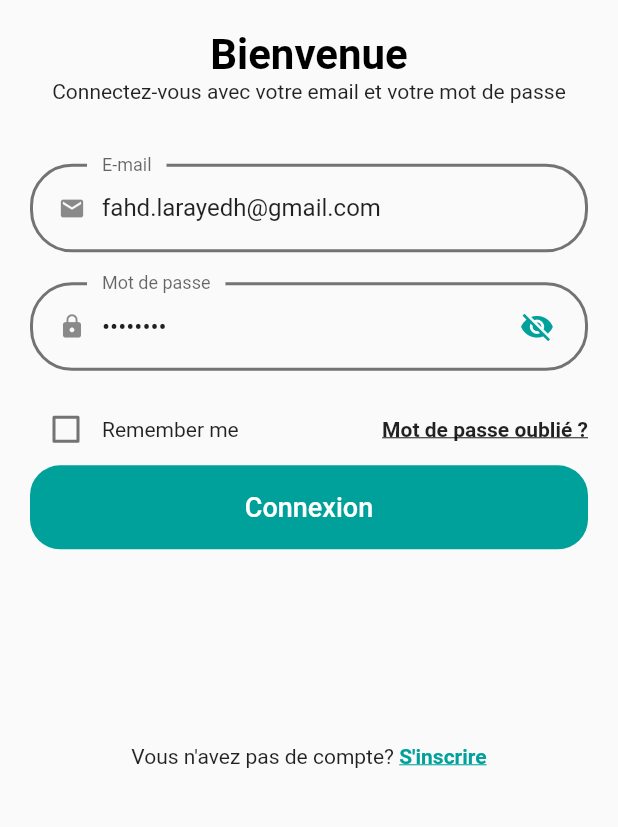
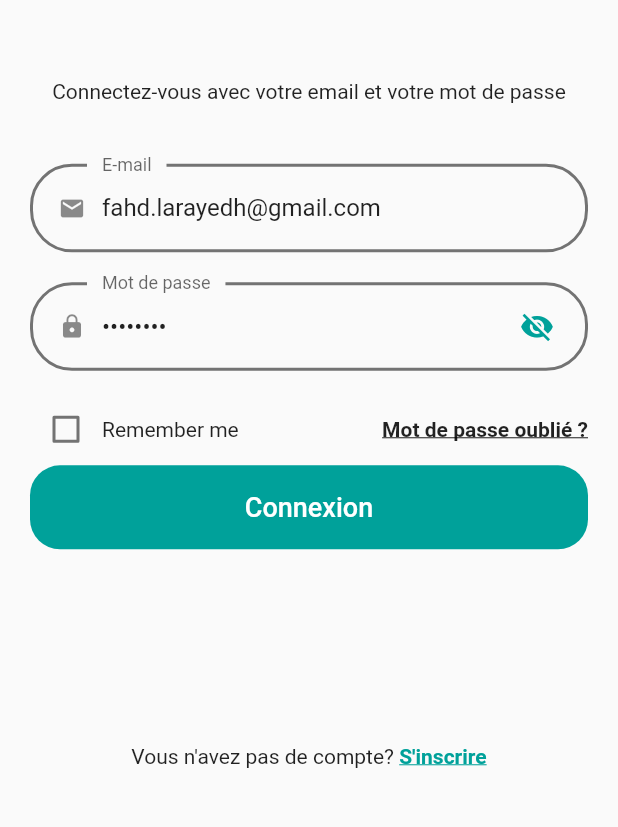
Before and after one commit to tahaJemmali/fitfoot, a Flutter app: the Home screen opened directly, in the side drawer, after a tap on "Se déconnecter", on a phone screen of 412 x 824 dp, the part 272-1099 px from its top. Run offline on Flutter 3.47's test engine with Material 2 defaults, Android fonts, the phone set to English and light mode, and no system bars; our stand-ins replace fluttertoast, shared_preferences; missing offline and left inert: flutter_svprogresshud; accounts and stored records are empty; Roboto replaces fonts that are missing (Muli).

Commit message:
commit 20 03 2020

```diff
--- a/flutter_app/workspace/lib/DrawerPages/home.dart
+++ b/flutter_app/workspace/lib/DrawerPages/home.dart
@@ -4,7 +4,7 @@ import 'package:shared_preferences/shared_preferences.dart';
 import 'package:workspace/DrawerPages/profil.dart';
 import 'package:workspace/DrawerPages/settings.dart';
 import 'package:workspace/Login/sign_in.dart';
-
+import 'package:workspace/Login/utils/constants.dart';
 
 class Home extends StatelessWidget {
   @override
@@ -19,8 +19,21 @@ class Home extends StatelessWidget {
           child: ListView(
             children: <Widget>[
               UserAccountsDrawerHeader(
-                accountName: Text("Fahd Larayedh"),
-                accountEmail: Text("fahd.larayedh@gmail.com"),
+                decoration: defaultTargetPlatform == TargetPlatform.android
+                    ? BoxDecoration(color: kPrimaryColor)
+                    : BoxDecoration(color: kPrimaryColor),//BoxDecoration(color: Colors.transparent),
+                accountName: Text(
+                  "Fahd Larayedh",
+                  style: defaultTargetPlatform == TargetPlatform.android
+                      ? TextStyle(color: Colors.white)
+                      : TextStyle(color: Colors.white),//TextStyle(color: Colors.black),
+                ),
+                accountEmail: Text(
+                  "fahd.larayedh@gmail.com",
+                  style: defaultTargetPlatform == TargetPlatform.android
+                      ? TextStyle(color: Colors.white)
+                      : TextStyle(color: Colors.white),//TextStyle(color: Colors.black),
+                ),
                 currentAccountPicture: CircleAvatar(
                   child: Container(
                     //margin: EdgeInsets.all(20),
@@ -36,6 +49,7 @@ class Home extends StatelessWidget {
                   ),
                 ),
               ),
+              //Divider(color: Colors.red),
               ListTile(
                 title: Text("Profil"),
                 leading: Icon(Icons.supervised_user_circle),
@@ -49,7 +63,7 @@ class Home extends StatelessWidget {
                   );
                 },
               ),
-              Divider(),
+              Divider(color: Colors.black26,thickness: 0.0,),
               ListTile(
                 title: Text("Réglages"),
                 leading: Icon(Icons.settings),
@@ -68,13 +82,13 @@ class Home extends StatelessWidget {
                 leading: Icon(Icons.logout),
                 onTap: () async {
                   final SharedPreferences sharedPreferences =
-                        await SharedPreferences.getInstance();
-                        sharedPreferences.clear();
+                      await SharedPreferences.getInstance();
+                  sharedPreferences.clear();
                   Navigator.of(context).pop();
                   Navigator.pushReplacement(
                     context,
                     MaterialPageRoute(
-                      builder: (context) =>  SignIn(),
+                      builder: (context) => SignIn(),
                     ),
                   );
                 },
--- a/flutter_app/workspace/lib/Login/sign_in.dart
+++ b/flutter_app/workspace/lib/Login/sign_in.dart
@@ -33,7 +33,7 @@ class SignIn extends StatelessWidget {
               ),
               SizedBox(height: 20),
               Text(
-                "Bienvenue",
+                "",
                 style: TextStyle(
                     color: Colors.black,
                     fontSize: 28,
--- a/flutter_app/workspace/lib/Login/utils/constants.dart
+++ b/flutter_app/workspace/lib/Login/utils/constants.dart
@@ -21,7 +21,8 @@ final headingStyle = TextStyle(
   height: 1.5,
 );
 
-const String Url = "10.0.2.2:34000";
+//const String Url = "10.0.2.2:34000";
+const String Url = "localhost:34000";
 
 const defaultDuration = Duration(milliseconds: 250);
 
--- a/flutter_app/workspace/pubspec.yaml
+++ b/flutter_app/workspace/pubspec.yaml
@@ -25,10 +25,10 @@ dependencies:
     sdk: flutter
   adobe_xd: ^1.1.0+1
   form_field_validator: ^1.0.1
-  http: ^0.13.0
+  http: ^0.12.2
   flutter_svprogresshud: ^0.0.6
   fluttertoast: ^7.1.6
-  shared_preferences: ^2.0.3
+  shared_preferences: ^0.5.12+4
 
   # The following adds the Cupertino Icons font to your application.
   # Use with the CupertinoIcons class for iOS style icons.
```
Also changed, not shown: flutter_app/workspace/lib/Login/sign_up.dart (+5 -4 lines), app_back/public/stylesheets/fflogo.png (added), app_back/routes/fflogo.png (added), flutter_app/workspace/pubspec.lock, 7 other files.
